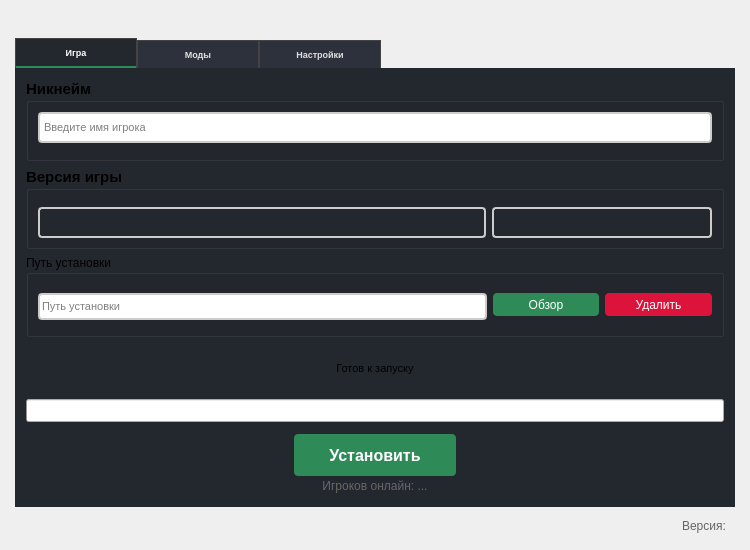
The window that design.ui (mdreval/ib-launcher) describes before a commit, drawn with Qt 5.
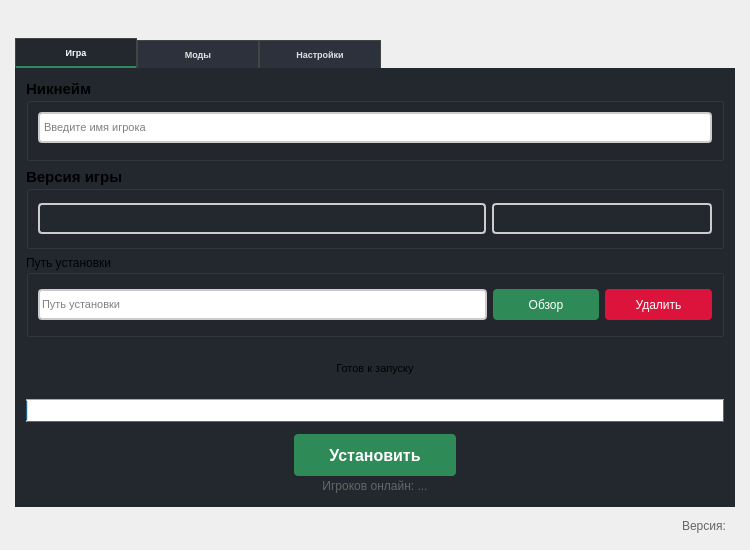
The same window after the commit. Icons and pictures are not drawn.

What changed in the file:
```diff
--- a/design.ui
+++ b/design.ui
@@ -194,7 +194,6 @@
            <font>
             <family>MS Shell Dlg 2</family>
             <pointsize>11</pointsize>
-            <weight>75</weight>
             <bold>true</bold>
            </font>
           </property>
@@ -216,7 +215,7 @@
              <property name="maximumSize">
               <size>
                <width>16777215</width>
-               <height>23</height>
+               <height>31</height>
               </size>
              </property>
              <property name="font">
@@ -260,14 +259,14 @@
             <widget class="QComboBox" name="forge_version">
              <property name="minimumSize">
               <size>
-               <width>0</width>
+               <width>220</width>
                <height>31</height>
               </size>
              </property>
              <property name="maximumSize">
               <size>
                <width>220</width>
-               <height>23</height>
+               <height>31</height>
               </size>
              </property>
              <property name="font">
@@ -324,13 +323,13 @@
              <property name="minimumSize">
               <size>
                <width>0</width>
-               <height>27</height>
+               <height>31</height>
               </size>
              </property>
              <property name="maximumSize">
               <size>
                <width>16777215</width>
-               <height>23</height>
+               <height>31</height>
               </size>
              </property>
              <property name="styleSheet">
@@ -355,10 +354,16 @@
              <property name="minimumSize">
               <size>
                <width>106</width>
-               <height>0</height>
+               <height>31</height>
               </size>
              </property>
              <property name="maximumSize">
+              <size>
+               <width>106</width>
+               <height>31</height>
+              </size>
+             </property>
+             <property name="baseSize">
               <size>
                <width>106</width>
                <height>23</height>
@@ -389,13 +394,19 @@
              <property name="minimumSize">
               <size>
                <width>107</width>
-               <height>23</height>
+               <height>31</height>
               </size>
              </property>
              <property name="maximumSize">
               <size>
                <width>107</width>
-               <height>23</height>
+               <height>31</height>
+              </size>
+             </property>
+             <property name="baseSize">
+              <size>
+               <width>107</width>
+               <height>31</height>
               </size>
              </property>
              <property name="styleSheet">
@@ -457,6 +468,12 @@
             <height>23</height>
            </size>
           </property>
+          <property name="styleSheet">
+           <string notr="true">border: solid;
+border-width: 1px;
+border-color: #AAAAAA #666666 #666666 #AAAAAA;
+ </string>
+          </property>
           <property name="alignment">
            <set>Qt::AlignCenter</set>
           </property>
```
Left out of the diff: 14 changed lines with no effect on the pictures.
